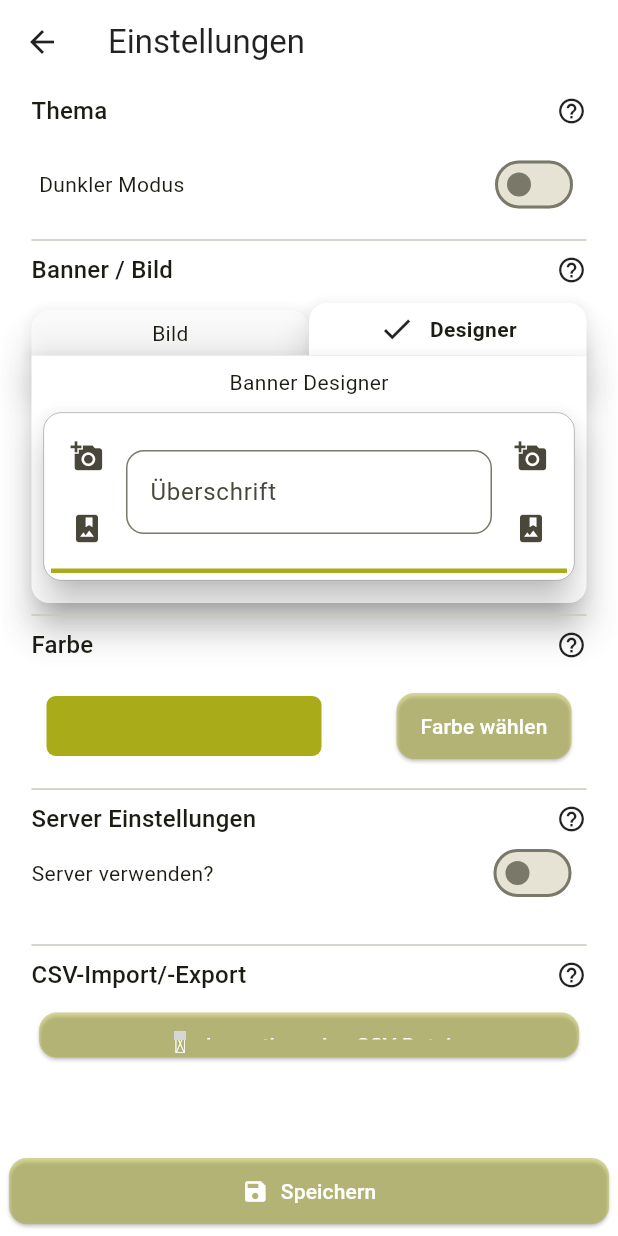
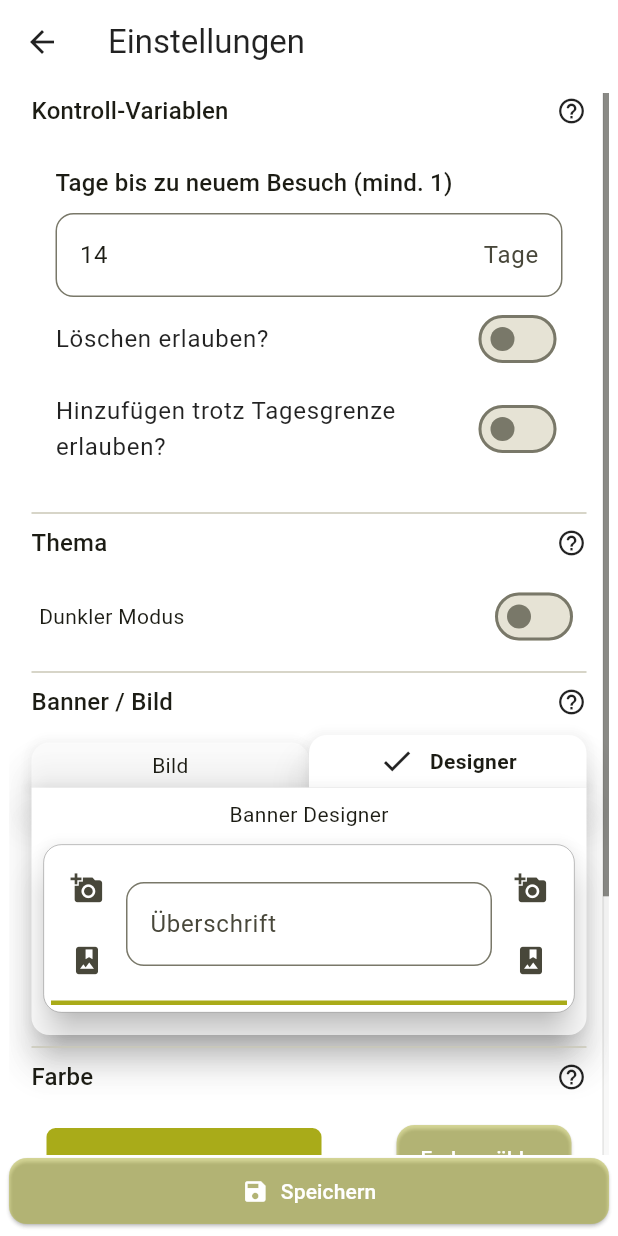
Before and after one commit to ngl16647/strohhalm-kleiderausgabe, a Flutter app: the SettingsPage screen opened directly with empty values, on a phone screen of 412 x 824 dp. Run offline on Flutter 3.47's test engine with Material 3 defaults, Android fonts, the phone set to English and light mode, and no system bars; drawn by our look-alikes of flutter_animate; our stand-ins replace country_picker, csv, file_picker, fl_chart, flutter_colorpicker, flutter_secure_storage and 9 more; missing offline and left inert: country_flags, flutter_libserialport, mobile_scanner, window_manager; accounts and stored records are empty; grey boxes are pictures that could not be loaded.

Commit message:
Fixes - Added Control-Variables for dayLimits - removed Images and folder

```diff
--- a/frontend/lib/database_helper.dart
+++ b/frontend/lib/database_helper.dart
@@ -317,7 +317,7 @@ class DatabaseHelper {
         whereArgs: whereArgs,
         limit: size,
         offset: size * page,
-        orderBy: "lastVisit DESC",
+        orderBy: "lastVisit DESC", //firstName ASC
       );
 
       List<User> users = [];
--- a/frontend/lib/l10n/intl_de.arb
+++ b/frontend/lib/l10n/intl_de.arb
@@ -173,10 +173,11 @@
   "server_display_toolTip": "Zeigt ob die lokale oder online-Datenbank verwendet wird",
   "saved": "gespeichert",
 
-  "allow_Adding": "Hinzufügen\ntrotzdem erlauben?",
+  "allow_Adding": "Hinzufügen trotz Tagesgrenze erlauben?",
   "allow_Deleting": "Löschen erlauben?",
-  "day_cutoff": "Tage bis zu neuem Besuch",
+  "day_cutoff": "Tage bis zu neuem Besuch (mind. 1)",
   "days": "Tage",
-  "no_users_found": "Keine Besucher gefunden"
-
+  "no_users_found": "Keine Besucher gefunden",
+  "settings_controlTitle": "Kontroll-Variablen",
+  "settings_controlToolTip": "Variablen für die steuerung von Tageslimit und der Möglichkeit zu Löschen/Hinzuzufügen"
 }
--- a/frontend/lib/l10n/intl_en.arb
+++ b/frontend/lib/l10n/intl_en.arb
@@ -175,9 +175,11 @@
   "server_display_toolTip": "Shows you if the local or online-Database is used",
   "saved": "saved",
 
-  "allow_Adding": "Allow adding\nanyway?",
+  "allow_Adding": "Allow adding despite day limit?",
   "allow_Deleting": "Allow deleting?",
   "day_cutoff": "Days until new visit",
   "days": "Days",
-  "no_users_found": "Didn't find anything"
+  "no_users_found": "Didn't find anything",
+  "settings_controlTitle": "Control-Variables",
+  "settings_controlToolTip": "Variables for control of the rules"
 }
--- a/frontend/lib/settings.dart
+++ b/frontend/lib/settings.dart
@@ -118,8 +118,9 @@ class _SettingsPageState extends State<SettingsPage> {
 
     manager.setAllowAdding(_allowAdding);
     manager.setAllowDeleting(_allowDeleting);
-
-    manager.setCutOffDays(daysCheckTextController.text.trim().isNotEmpty ? int.parse(daysCheckTextController.text) : 14);
+    int days = daysCheckTextController.text.trim().isNotEmpty ? int.parse(daysCheckTextController.text) : 14;
+    if(days < 1) days = 1;
+    manager.setCutOffDays(1);
 
     _bannerDesignerKey.currentState?.saveBanner();
 
@@ -267,9 +268,9 @@ class _SettingsPageState extends State<SettingsPage> {
                     controller: _scrollController,
                     padding: EdgeInsets.only(right: 15, left: 15),
                     children: [
-                      /* createTitleWidget(
-                        title :  "kontroll-Variabeln",
-                        toolTipDescription :  "Variabeln für die steuerung der Kontrollen",
+                      createTitleWidget(
+                        title :  S.of(context).settings_controlTitle,
+                        toolTipDescription :  S.of(context).settings_controlToolTip,
                         context :context),
                       SizedBox(height: 8),
                       Container(
@@ -320,7 +321,7 @@ class _SettingsPageState extends State<SettingsPage> {
                           ],
                         ),
                       ),
-                      Divider(),*/
+                      Divider(),
                       createTitleWidget(
                           title :  S.of(context).settings_themeMode_Title,
                           toolTipDescription :  S.of(context).settings_themeMode_desc,
--- a/frontend/pubspec.yaml
+++ b/frontend/pubspec.yaml
@@ -82,7 +82,7 @@ dev_dependencies:
 # The following section is specific to Flutter packages.
 flutter:
   assets:
-    - assets/images/
+    - assets/icon
   # The following line ensures that the Material Icons font is
   # included with your application, so that you can use the icons in
   # the material Icons class.
```
Also changed, not shown: frontend/lib/generated/intl/messages_de.dart, frontend/lib/generated/intl/messages_en.dart, frontend/lib/generated/l10n.dart.
